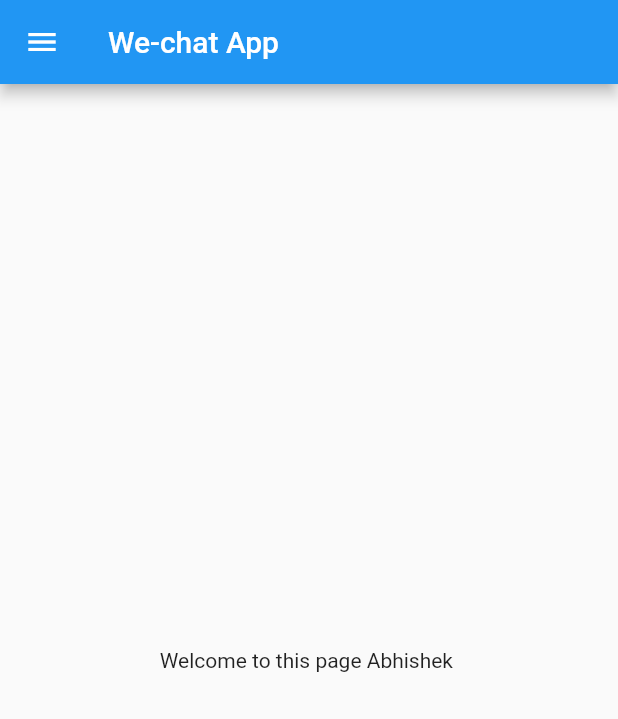
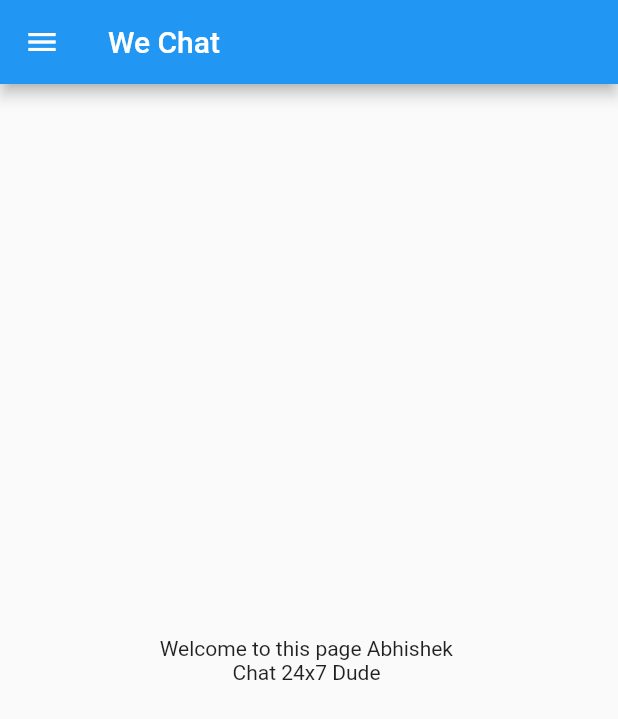
Before and after one commit to OsirisMedici/Code-Master, a Flutter app: the screen it shows after launch, on a phone screen of 412 x 824 dp. Shown: the top 719 px of the screen. Run offline on Flutter 3.47's test engine with Material 2 defaults, Android fonts, the phone set to English and light mode, and no system bars.

Commit message:
Update home_page.dart

```diff
--- a/Flutter/flutter_application_1/lib/Pages/home_page.dart
+++ b/Flutter/flutter_application_1/lib/Pages/home_page.dart
@@ -7,12 +7,10 @@ class HomePage extends StatelessWidget {
   Widget build(BuildContext context) {
     return Scaffold(
       appBar: AppBar(
-        title: Text("We-chat App"),
+        title: Text("We Chat"),
       ),
       body: Center(
-        child: Container(
-          child: Text('Welcome to this page Abhishek '),
-        ),
+        child: Text('Welcome to this page Abhishek \n              Chat 24x7 Dude'),
       ),
       drawer: Drawer(),
     );
```
